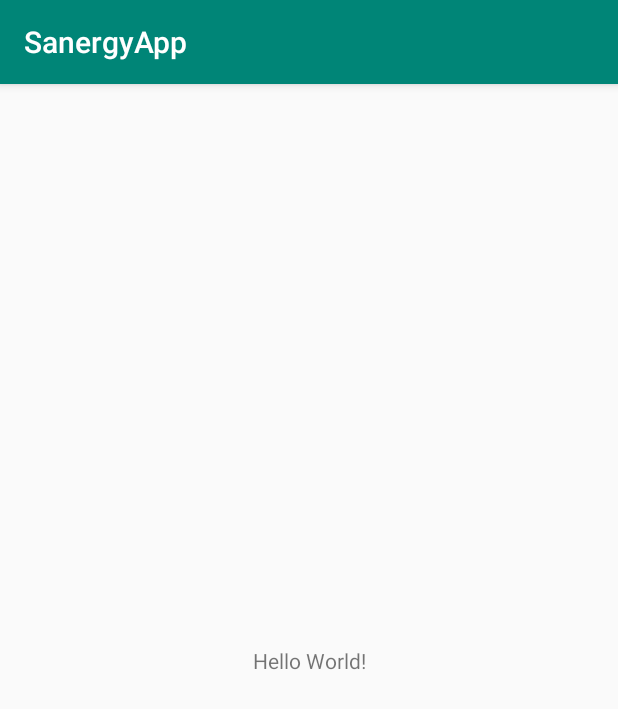
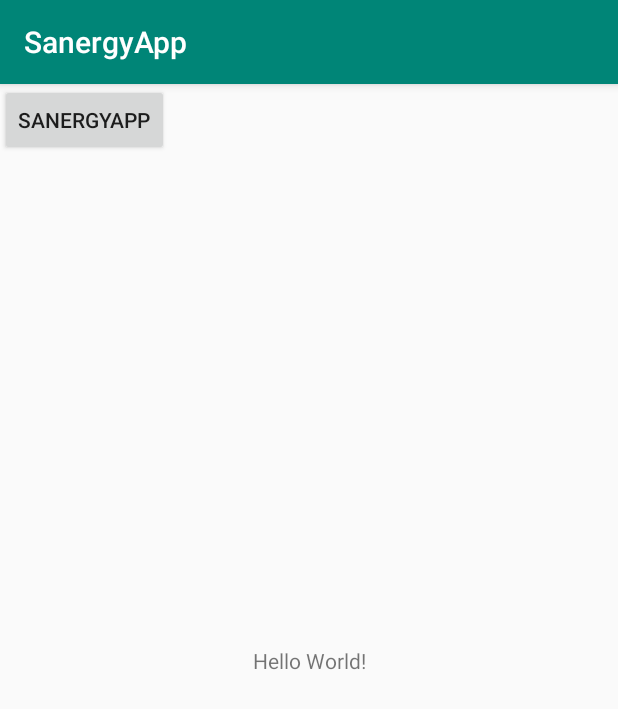
Before and after one commit to SamuelOkoth/Sanergy, an Android app: the screen it shows after launch once a user with an empty profile is signed in (MainActivity), on a phone screen of 412 x 824 dp. Shown: the top 709 px of the screen. Run offline under Robolectric (Android 15) with nearby library versions, the phone set to English and light mode, and no system bars; our stand-ins replace ButterKnife, Firebase (no records; nobody signed in at launch, a user with empty details on screens opened directly).

Commit message:
This commit adds a button

```diff
--- a/app/build.gradle
+++ b/app/build.gradle
@@ -43,6 +43,7 @@ dependencies {
     testImplementation 'junit:junit:4.12'
     androidTestImplementation 'androidx.test:runner:1.2.0'
     androidTestImplementation 'androidx.test.espresso:espresso-core:3.2.0'
+
     //bind
     implementation 'com.jakewharton:butterknife:10.0.0'
     annotationProcessor 'com.jakewharton:butterknife-compiler:10.0.0'
--- a/app/src/main/res/layout/activity_main.xml
+++ b/app/src/main/res/layout/activity_main.xml
@@ -14,5 +14,10 @@
         app:layout_constraintLeft_toLeftOf="parent"
         app:layout_constraintRight_toRightOf="parent"
         app:layout_constraintTop_toTopOf="parent" />
+    <Button
+        android:layout_width="wrap_content"
+        android:layout_height="wrap_content"
+        android:text="@string/app_name"
+        tools:ignore="MissingConstraints" />
 
 </androidx.constraintlayout.widget.ConstraintLayout>
```
